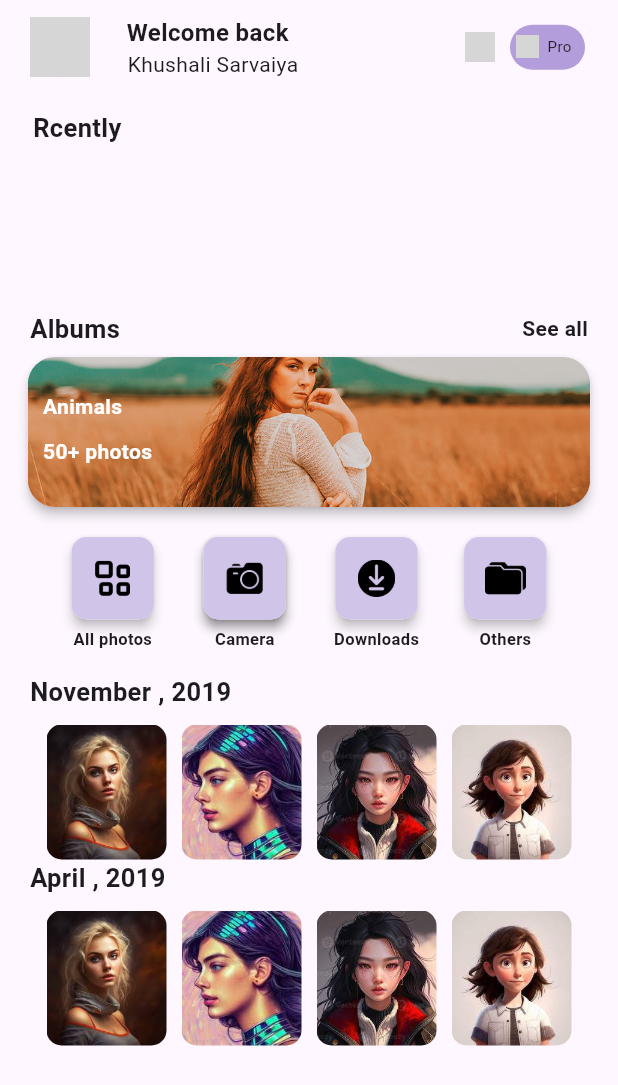
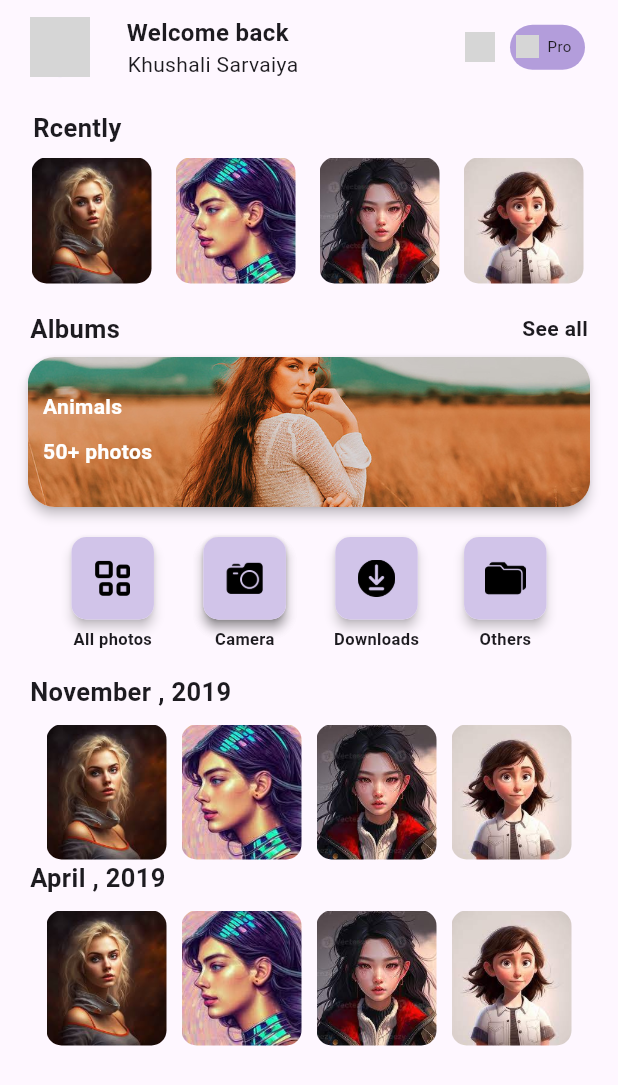
Before and after one commit to JAYDEEPAD/ai_remover_background, a Flutter app: the Enhance screen opened directly, on a phone screen of 412 x 824 dp. Shown: the top 1085 px of the screen. Run offline on Flutter 3.47's test engine with Material 3 defaults, Android fonts, the light colour scheme and no system bars; our stand-ins replace cloud_firestore, device_preview, firebase_auth, firebase_core, firebase_storage, image_cropper and 3 more; missing offline and left inert: before_after, before_after_image_slider_nullsafty, photofilters; accounts and stored records are empty; network calls fail; grey boxes are pictures that could not be loaded.

Commit message:
photo editing update

```diff
--- a/lib/enhance_second.dart
+++ b/lib/enhance_second.dart
@@ -361,61 +361,84 @@ class _EnhanceState extends State<Enhance> {
                         ],
                       ),
 
-                      /* Padding(
+
+                       Padding(
                          padding: const EdgeInsets.only(left: 13, right: 13),
                          child: SizedBox(
                            height: 100,
-                           child: FutureBuilder<List<String>>(
-                             future: fetchUserImages(), // Function to fetch both old and new image URLs
+                           child: StreamBuilder<QuerySnapshot>(
+                             stream: FirebaseFirestore.instance
+                                 .collection('users')
+                                 .doc('${FirebaseAuth.instance.currentUser!.uid}')
+                                 .collection('images')
+                                 .orderBy('uploadTime', descending: true)
+                                 .snapshots(),
                              builder: (context, snapshot) {
                                if (snapshot.connectionState == ConnectionState.waiting) {
-                                 return CircularProgressIndicator();
+                                 return Center(child: CircularProgressIndicator());
                                } else if (snapshot.hasError) {
                                  return Text('Error: ${snapshot.error}');
-                               } else {
-                                 final List<String> imageURLs = snapshot.data!;
-                                 final oldImageURL = imageURLs.isNotEmpty ? imageURLs[0] : null;
-                                 final newImageURL = imageURLs.length > 1 ? imageURLs[1] : null;
-
+                               } else if (snapshot.data!.docs.isEmpty) {
+                                 // If there are no images uploaded by the user, display default local images
+                                 return ListView.builder(
+                                   scrollDirection: Axis.horizontal,
+                                   itemCount: products.length,
+                                   itemBuilder: (context, index) {
                                      return Padding(
                                        padding: const EdgeInsets.all(8.0),
-                                   child: Row(
-                                     mainAxisAlignment: MainAxisAlignment.spaceEvenly,
-                                     children: [
-                                       if (oldImageURL != null)
-                                         Container(
+                                       child: Container(
                                          height: 50,
                                          width: 80,
                                          child: ClipRRect(
                                            borderRadius: BorderRadius.circular(10),
+                                           child: Image.asset(
+                                             '${products[index]['image_path']}',
+                                             fit: BoxFit.cover,
+                                           ),
+                                         ),
+                                       ),
+                                     );
+                                   },
+                                 );
+                               } else {
+                                 // If there are images uploaded by the user, display them
+                                 final List<Widget> imageWidgets = [];
+                                 final docs = snapshot.data!.docs;
+                                 for (var doc in docs) {
+                                   final data = doc.data() as Map<String, dynamic>;
+                                   final imageURL = data['imageURL'] as String;
+                                   final uploadTime = DateTime.parse(data['uploadTime']);
+                                   print(imageURL);
+                                   print(uploadTime);
+                                   imageWidgets.add(
+                                     Padding(
+                                       padding: const EdgeInsets.all(8.0),
+                                       child: Container(
+                                         width: 80,
+                                         height: 100,
+                                         child: ClipRRect(
+                                           borderRadius: BorderRadius.circular(10),
                                            child: Image.network(
-                                               oldImageURL,
+                                             imageURL,
                                              fit: BoxFit.cover,
                                            ),
                                          ),
                                        ),
-                                       if (newImageURL != null)
-                                         Container(
-                                           height: 50,
-                                           width: 80,
-                                           child: ClipRRect(
-                                             borderRadius: BorderRadius.circular(10),
-                                             child: Image.network(
-                                               newImageURL,
-                                               fit: BoxFit.cover,
-                                             ),
-                                           ),
-                                         ),
-                                     ],
-                                   ),
+                                     ),
+                                   );
+                                 }
+                                 return ListView(
+                                   scrollDirection: Axis.horizontal,
+                                   children: imageWidgets,
                                  );
                                }
                              },
                            ),
                          ),
-                       ),*/
-
-                       Padding(
+                       ),
+
+
+                       /*Padding(
                          padding: const EdgeInsets.only(left: 13, right: 13),
                          child: SizedBox(
                            height: 100,
@@ -469,52 +492,7 @@ class _EnhanceState extends State<Enhance> {
                            ),
                          ),
                        ),
-
-
-
-
-                       /* Padding(
-                         padding: const EdgeInsets.only(left: 13, right: 13),
-                         child: SizedBox(
-                           height: 100,
-                           child: FutureBuilder<DocumentSnapshot>(
-                             future: FirebaseFirestore.instance.collection('users').doc('${FirebaseAuth.instance.currentUser!.uid}').collection('images').get(), // Replace 'user_id' with the actual user ID
-                             builder: (context, snapshot) {
-                               if (snapshot.connectionState == ConnectionState.waiting) {
-                                 return CircularProgressIndicator();
-                               } else if (snapshot.hasError) {
-                                 return Text('Error: ${snapshot.error}');
-                               } else if (snapshot.data == null || !snapshot.data!.exists) {
-                                 return Text('No data found');
-                               } else {
-                                 final data = snapshot.data!.data() as Map<String, dynamic>;
-                                 final imageURL = data['imageURL'] as String?;
-                                 if (imageURL == null) {
-                                   return Text('Image URL not found');
-                                 }
-                                 print(imageURL);
-                                 return Padding(
-                                   padding: const EdgeInsets.all(8.0),
-                                   child: Container(
-                                     height: 50,
-                                     width: 80,
-                                     child: ClipRRect(
-                                       borderRadius: BorderRadius.circular(10),
-                                       child: Image.network(
-                                         imageURL,
-                                         fit: BoxFit.cover,
-                                       ),
-                                     ),
-                                   ),
-                                 );
-                               }
-                             },
-                           ),
-                         ),
-                       ),*/
-
-
-                       /*Padding(
+                       Padding(
                          padding: const EdgeInsets.only(left: 13,right: 13),
                          child: SizedBox(
                            height: 100,
```
Lines whose indentation alone changed are shown as unchanged.
